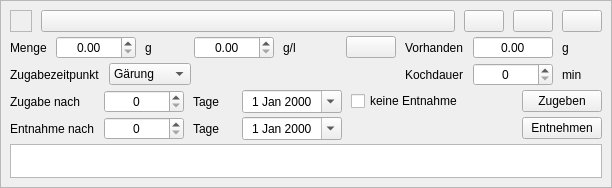
This is kleiner-brauhelfer/widgets/wdgweiterezutatgabe.ui in kleiner-brauhelfer/kleiner-brauhelfer-2 as Qt 5 draws it before an edit. The edited form follows.
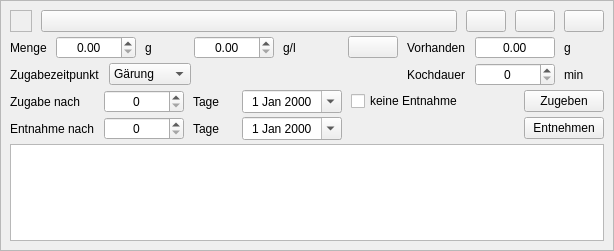
This is the edited form. Icons and pictures are not drawn. Custom widgets are drawn as their Qt base class.

Diff of the .ui file:
```diff
--- a/kleiner-brauhelfer/widgets/wdgweiterezutatgabe.ui
+++ b/kleiner-brauhelfer/widgets/wdgweiterezutatgabe.ui
@@ -6,8 +6,8 @@
    <rect>
     <x>0</x>
     <y>0</y>
-    <width>612</width>
-    <height>188</height>
+    <width>614</width>
+    <height>251</height>
    </rect>
   </property>
   <property name="autoFillBackground">
```
Left out of the diff: 14 changed lines with no effect on the pictures.
